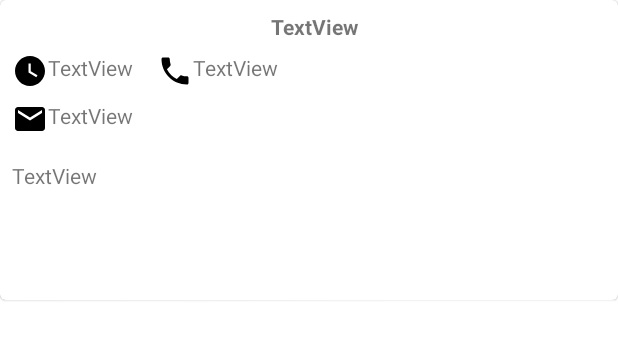
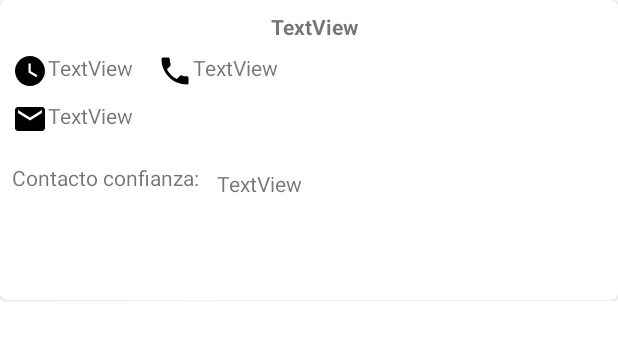
Before and after one commit to DaniCordova/ContactosAndroid, an Android app: the layout persona_card.xml on its own in the app's theme, with its tools: preview values and no code run, on a phone screen of 412 x 824 dp. Shown: the top 340 px of the screen. Run offline under Robolectric (Android 15) with nearby library versions, the phone set to English and light mode, and no system bars.

Commit message:
Se le agrego el apartado de contacto de confianza

```diff
--- a/app/src/main/res/layout/persona_card.xml
+++ b/app/src/main/res/layout/persona_card.xml
@@ -58,10 +58,20 @@
             android:id="@+id/textViewContacto"
             android:layout_width="83dp"
             android:layout_height="24dp"
+            android:layout_marginStart="12dp"
+            android:layout_marginBottom="63dp"
+            android:text="TextView"
+            app:layout_constraintBottom_toBottomOf="parent"
+            app:layout_constraintStart_toEndOf="@+id/textViewCont" />
+
+        <TextView
+            android:id="@+id/textViewCont"
+            android:layout_width="wrap_content"
+            android:layout_height="wrap_content"
             android:layout_marginStart="8dp"
-            android:layout_marginTop="16dp"
-            android:text="TextView"
-            app:layout_constraintStart_toStartOf="parent"
-            app:layout_constraintTop_toBottomOf="@+id/textViewEmail" />
+            android:layout_marginBottom="72dp"
+            android:text="Contacto confianza:"
+            app:layout_constraintBottom_toBottomOf="parent"
+            app:layout_constraintStart_toStartOf="parent" />
     </androidx.constraintlayout.widget.ConstraintLayout>
 </com.google.android.material.card.MaterialCardView>
```
Also changed, not shown: app/src/main/java/com/rockbass/contactos/RegistrarActivity.java (+4 -7 lines).
